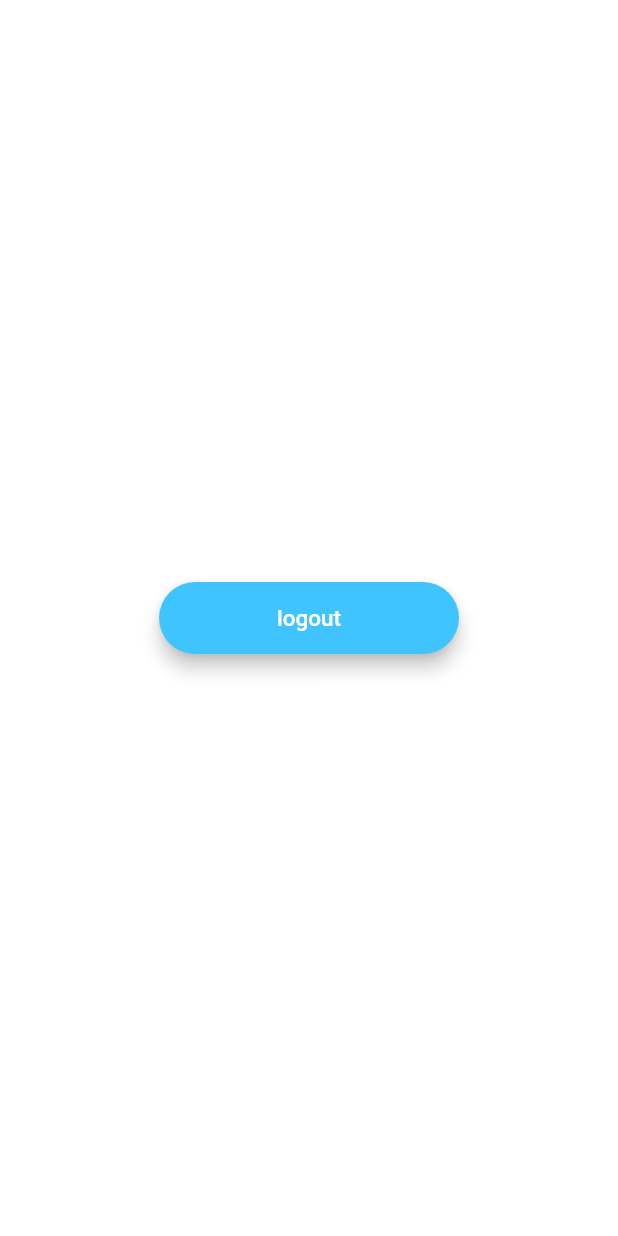
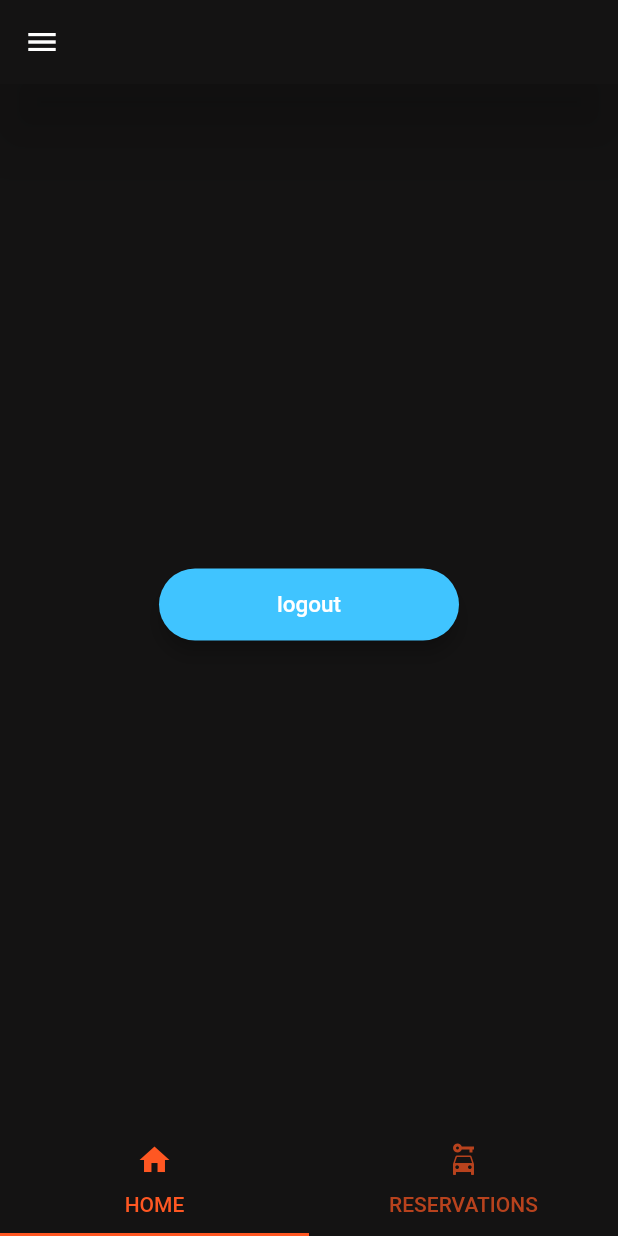
Before and after one commit to muhlikVision/CARFARE, a Flutter app: the HomeScreen screen opened by its route, on a phone screen of 412 x 824 dp. Run offline on Flutter 3.47's test engine with Material 2 defaults, Android fonts, the phone set to English and light mode, and no system bars; our stand-ins replace animated_text_kit, awesome_notifications, cloud_firestore, firebase_auth, firebase_core, flutter_secure_storage and 3 more; accounts and stored records are empty.

Commit message:
21sep2021

```diff
--- a/lib/constants.dart
+++ b/lib/constants.dart
@@ -3,6 +3,8 @@ import 'package:fluttertoast/fluttertoast.dart';
 
 
 FToast fToast;
+
+const color = Color(0xFF141313);
 
 final kHintTextStyle = TextStyle(
   color: Colors.white54,
@@ -68,6 +70,6 @@ showToast(String text, MaterialAccentColor color, IconData icon) {
   fToast.showToast(
     child: toast,
     gravity: ToastGravity.BOTTOM,
-    toastDuration: Duration(seconds: 2),
+    toastDuration: Duration(seconds: 3),
   );
 }
--- a/lib/screens/home.dart
+++ b/lib/screens/home.dart
@@ -4,23 +4,23 @@ import 'package:firebase_auth/firebase_auth.dart';
 import 'package:flutter/material.dart';
 import 'package:animated_text_kit/animated_text_kit.dart';
 import 'package:fluttertoast/fluttertoast.dart';
+import 'package:modal_progress_hud/modal_progress_hud.dart';
 import 'package:shared_preferences/shared_preferences.dart';
 
 import '../constants.dart';
 import '../genericWidgets.dart';
 
-
 class HomeScreen extends StatefulWidget {
-
   static const String id = 'home_screen';
   @override
   _HomeScreenState createState() => _HomeScreenState();
 }
 
 class _HomeScreenState extends State<HomeScreen> {
-
   final _auth = FirebaseAuth.instance; //auth data
   final _firestore = FirebaseFirestore.instance; //send and get data
+
+  String getUser = '';
 
   @override
   void initState() {
@@ -30,20 +30,126 @@ class _HomeScreenState extends State<HomeScreen> {
     fToast.init(context);
   }
 
+  Future<String> getLoggedUser() async {
+    SharedPreferences pref = await SharedPreferences.getInstance();
+    getUser = pref.getString('email');
+    return getUser;
+  }
+
   @override
   Widget build(BuildContext context) {
     return WillPopScope(
-      onWillPop: () async {return;},
-      child: Center(
-        child: Container(color: Colors.white,
-            child: ButtonBuilder(onPress: () async {
-          SharedPreferences pref = await SharedPreferences.getInstance();
-          pref.remove('email');
-          showToast('LOGGED OUT', Colors.lightBlueAccent, Icons.check);
-          _auth.signOut();
-          Navigator.popAndPushNamed(context, LoginScreen.id);
-          //Navigator.pushNamed(context, LoginScreen.id);
-        },color: Colors.lightBlueAccent, text: 'logout')),
+      onWillPop: () async {
+        return;
+      },
+      child: DefaultTabController(
+        length: 2,
+        child: Scaffold(
+          backgroundColor: Color(0xFF141313),
+          appBar: AppBar(
+            title: Text('${_auth.currentUser.email}'),
+            elevation: 20,
+            backgroundColor: color,
+          ),
+          drawer: Drawer(
+            child: Column(
+              mainAxisSize: MainAxisSize.max,
+              crossAxisAlignment: CrossAxisAlignment.stretch,
+              children: <Widget>[
+                const DrawerHeader(
+                  decoration: BoxDecoration(
+                    image:
+                        DecorationImage(image: AssetImage('images/logo.jpg')),
+                    color: color,
+                  ),
+                  child: Text('beta.v1'),
+                ),
+                ListTile(
+                  title: const Text('User Info'),
+                  trailing: Icon(
+                    Icons.person,
+                    color: Colors.red,
+                  ),
+                  focusColor: color,
+                  onTap: () {
+                    Navigator.pop(context);
+                  },
+                ),
+                ListTile(
+                  title: const Text('Contact Support'),
+                  trailing: Icon(
+                    Icons.phone,
+                    color: Colors.red,
+                  ),
+                  focusColor: color,
+                  onTap: () {
+                    // Update the state of the app.
+                    Navigator.pop(context);
+                  },
+                ),
+                Divider(
+                  color: Colors.deepOrange,
+                ),
+                Expanded(
+                  child: Align(
+                    alignment: Alignment.bottomCenter,
+                    child: ListTile(
+                      title: const Text('LOGOUT'),
+                      trailing: Icon(
+                        Icons.logout_sharp,
+                        color: Colors.red,
+                      ),
+                      focusColor: color,
+                      onTap: () async {
+                        SharedPreferences pref =
+                        await SharedPreferences.getInstance();
+                        pref.remove('email');
+                        showToast('LOGGED OUT', Colors.lightBlueAccent,
+                            Icons.check);
+                        _auth.signOut();
+                        Navigator.popAndPushNamed(context, LoginScreen.id);
+                        //Navigator.pop(context);
+                      },
+                    ),
+                  ),
+                ),
+              ],
+            ),
+
+          ),
+          bottomNavigationBar: const TabBar(
+            tabs: [
+              Tab(
+                icon: Icon(Icons.home),
+                text: 'HOME',
+              ),
+              Tab(
+                icon: Icon(Icons.car_rental),
+                text: 'RESERVATIONS',
+              ),
+            ],
+            labelColor: Colors.deepOrange,
+            indicatorColor: Colors.deepOrange,
+          ),
+          body: TabBarView(
+            children: [
+              ModalProgressHUD(
+                inAsyncCall: false,
+                child: Center(
+                  child: Container(
+                      color: color,
+                      child: ButtonBuilder(
+                          onPress: () async {
+                            //Navigator.pushNamed(context, LoginScreen.id);
+                          },
+                          color: Colors.lightBlueAccent,
+                          text: 'logout')),
+                ),
+              ),
+              Icon(Icons.directions_transit),
+            ],
+          ),
+        ),
       ),
     );
   }
```
Also changed, not shown: lib/screens/login.dart (+7 -4 lines).
